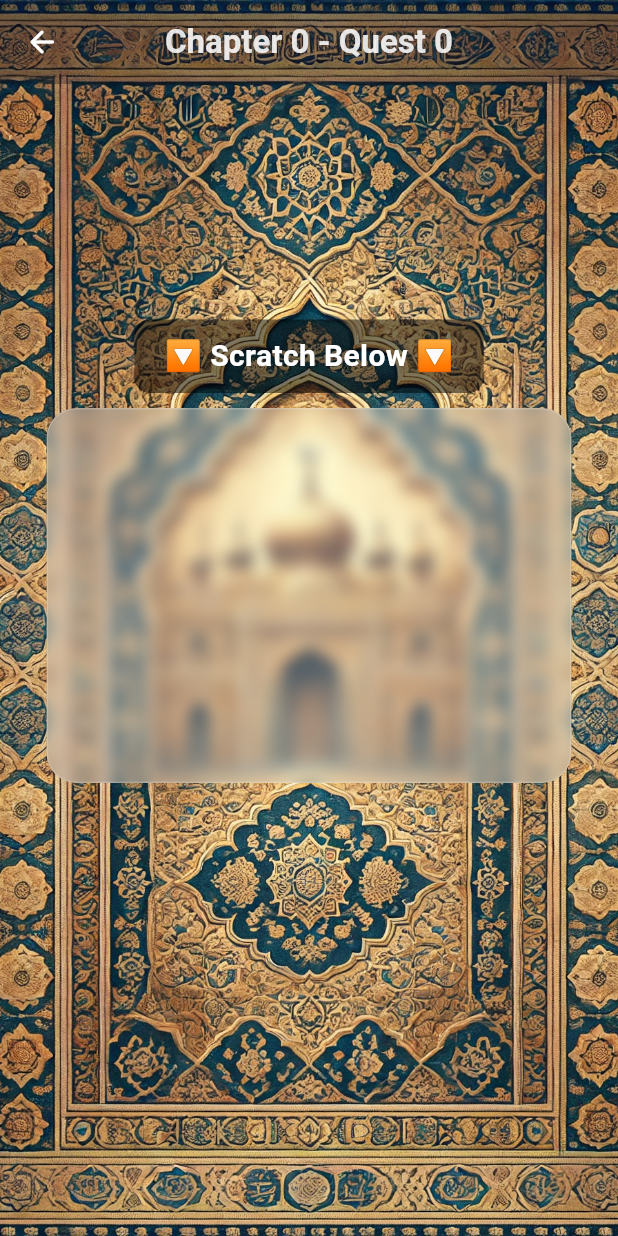
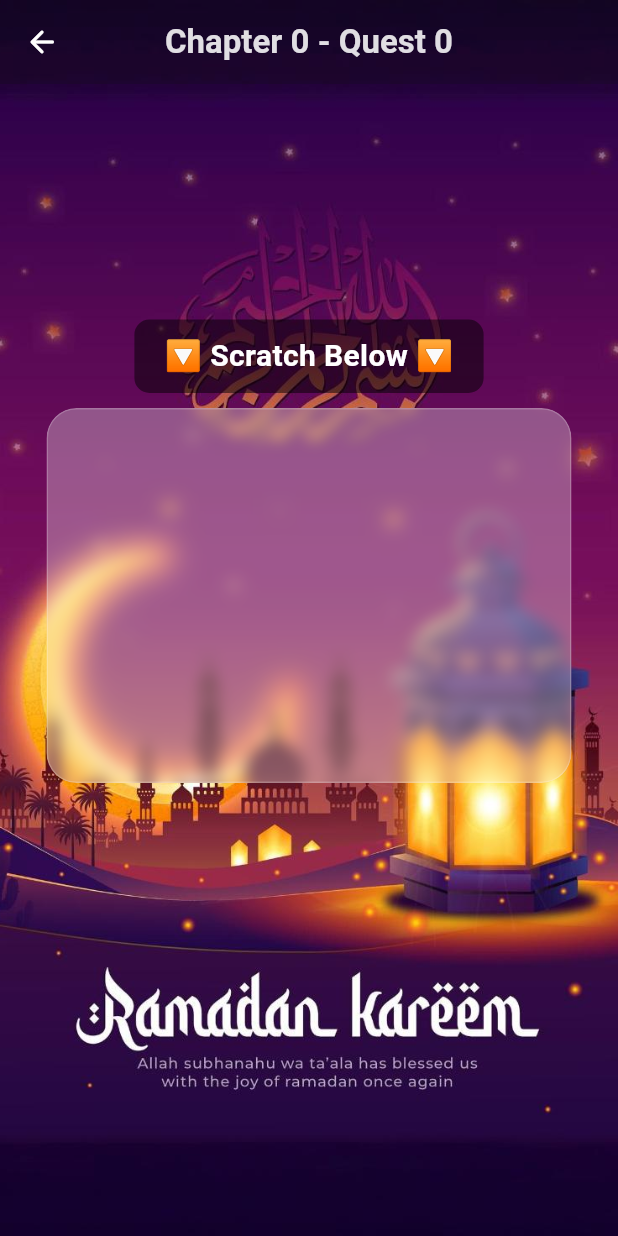
Before and after one commit to Naimy441/siyaam, a Flutter app: the LevelScreen screen opened directly with empty values, on a phone screen of 412 x 824 dp. Run offline on Flutter 3.47's test engine with Material 3 defaults, Android fonts, the phone set to English and light mode, and no system bars; our stand-ins replace audioplayers, carousel_slider, confetti, firebase_core, firebase_remote_config, flutter_dotenv and 4 more; missing offline and left inert: scratcher; accounts and stored records are empty.

```diff
--- a/lib/level.dart
+++ b/lib/level.dart
@@ -216,7 +216,7 @@ class LevelScreenState extends State<LevelScreen> {
         children: [
           Positioned.fill(
             child: Image.asset(
-              "assets/level_background.png",
+              "assets/ramadan_kareem.png",
               fit: BoxFit.cover,
             ),
           ),
--- a/pubspec.yaml
+++ b/pubspec.yaml
@@ -80,6 +80,7 @@ flutter:
     - assets/level_background.png
     - assets/level_selector_background.png
     - assets/nasheed1.mp3
+    - assets/ramadan_kareem.png
 
   # An image asset can refer to one or more resolution-specific "variants", see
   # https://flutter.dev/to/resolution-aware-images
```
Also changed, not shown: assets/level_background.png (deleted), assets/ramadan_kareem.png (added).
